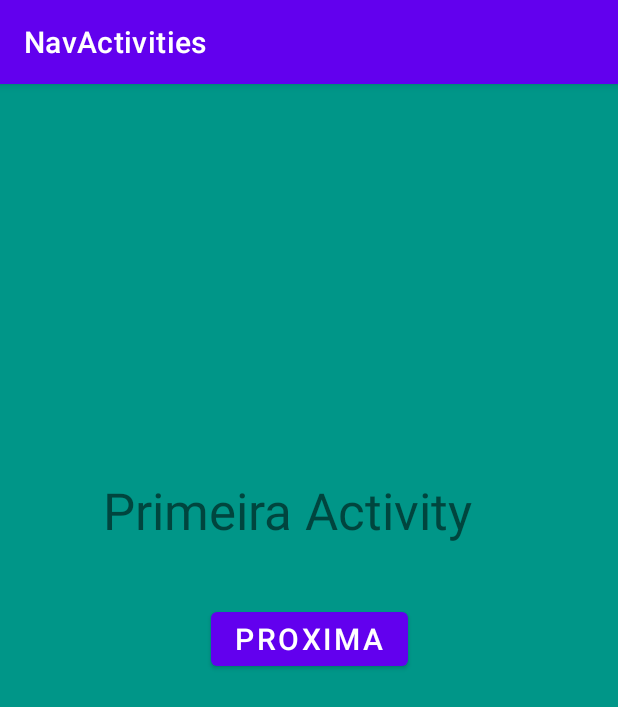
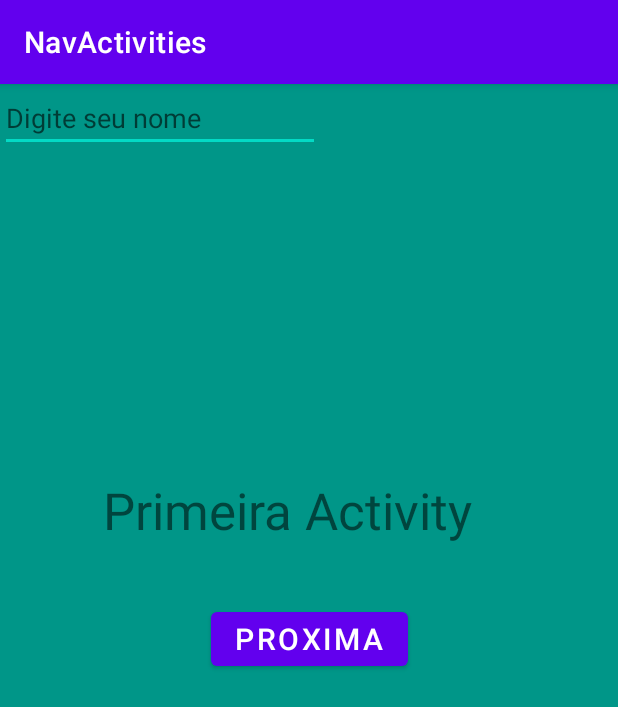
Before and after one commit to yguboy/NavActivitiesProject, an Android app: the screen it shows after launch (PrimeiraActivity), on a phone screen of 412 x 824 dp. Shown: the top 707 px of the screen. Run offline under Robolectric (Android 15) with nearby library versions, the phone set to English and light mode, and no system bars.

Commit message:
App Concluido!

```diff
--- a/app/src/main/res/layout/activity_primeira.xml
+++ b/app/src/main/res/layout/activity_primeira.xml
@@ -31,4 +31,14 @@
         app:layout_constraintEnd_toEndOf="parent"
         app:layout_constraintStart_toStartOf="parent"
         app:layout_constraintTop_toTopOf="parent" />
+
+    <EditText
+        android:id="@+id/texto"
+        android:layout_width="wrap_content"
+        android:layout_height="wrap_content"
+        android:ems="10"
+        android:hint="Digite seu nome"
+        android:inputType="text"
+        tools:layout_editor_absoluteX="92dp"
+        tools:layout_editor_absoluteY="417dp" />
 </androidx.constraintlayout.widget.ConstraintLayout>
```
